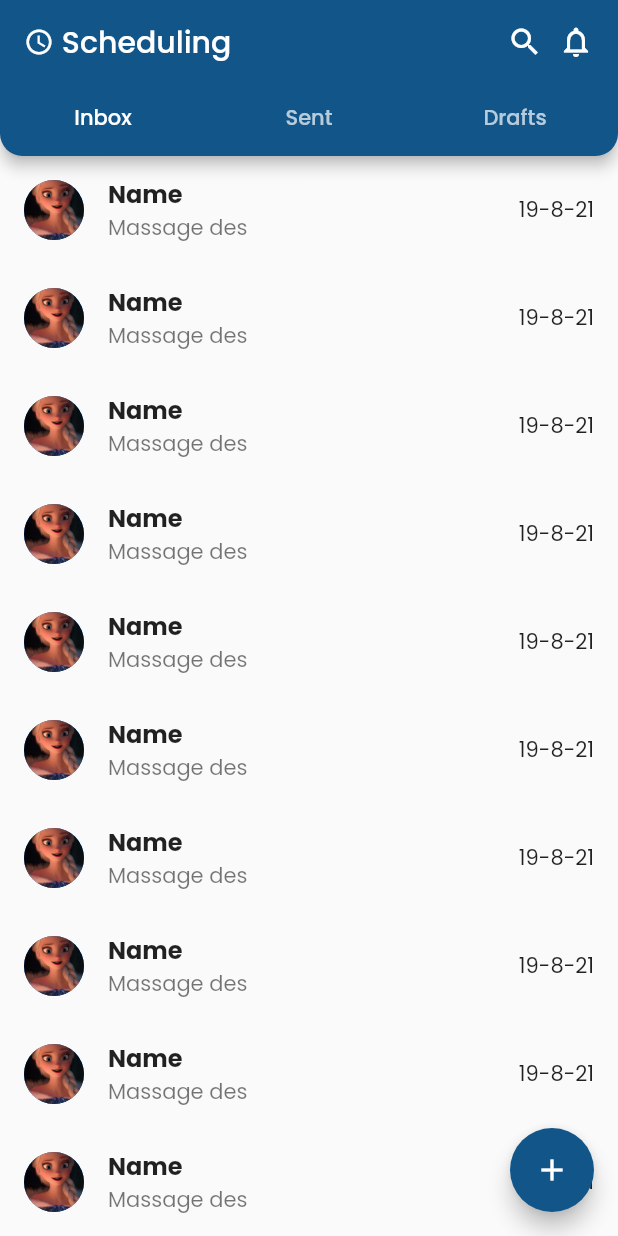
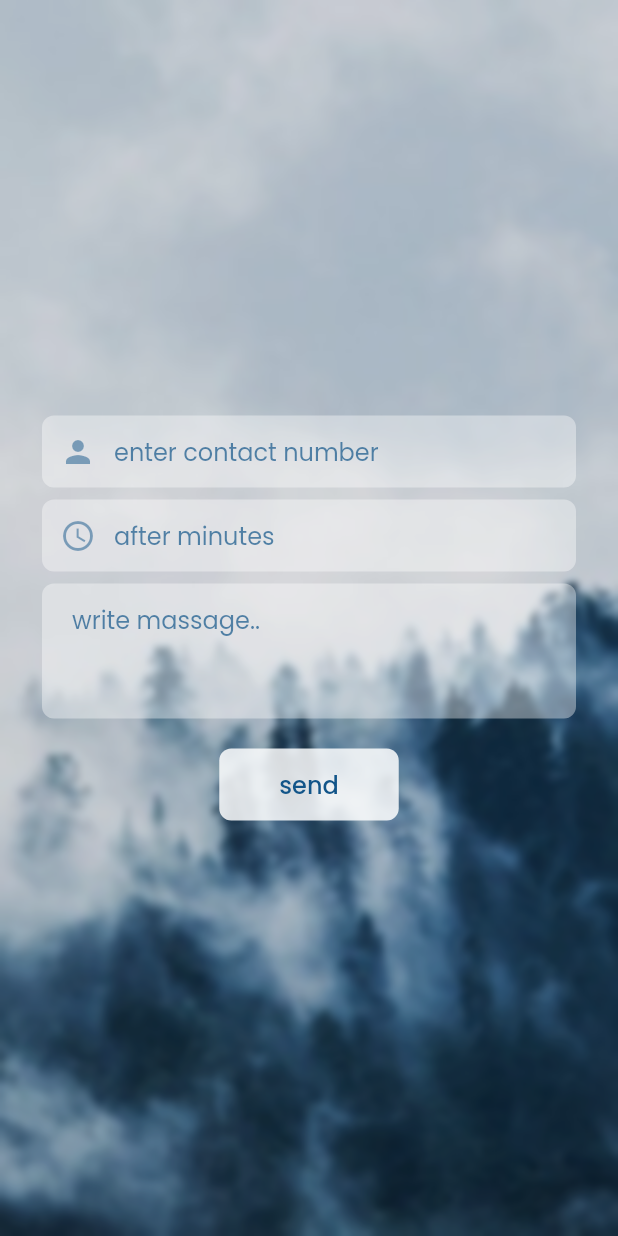
Before and after one commit to soton371/automate_sms, a Flutter app: the screen it shows after launch, on a phone screen of 412 x 824 dp. Run offline on Flutter 3.47's test engine with Material 2 defaults, Android fonts, the phone set to English and light mode, and no system bars; our stand-ins replace lottie, sliding_sheet; missing offline and left inert: telephony.

Commit message:
one and smspage added. previous pages modified

```diff
--- a/lib/homepage.dart
+++ b/lib/homepage.dart
@@ -1,5 +1,4 @@
 import 'dart:async';
-
 import 'package:sliding_sheet/sliding_sheet.dart';
 import 'package:flutter/material.dart';
 import 'package:telephony/telephony.dart';
--- a/lib/main.dart
+++ b/lib/main.dart
@@ -10,6 +10,7 @@ class MyApp extends StatelessWidget {
   @override
   Widget build(BuildContext context) {
     return MaterialApp(
+      debugShowCheckedModeBanner: false,
       title: 'Flutter Demo',
       theme: ThemeData(
         // This is the theme of your application.
--- /dev/null
+++ b/lib/smspage.dart
@@ -0,0 +1,172 @@
+import 'dart:async';
+import 'dart:ui';
+import 'package:telephony/telephony.dart';
+import 'package:flutter/material.dart';
+
+class SmsPage extends StatefulWidget {
+  @override
+  _SmsPageState createState() => _SmsPageState();
+}
+
+class _SmsPageState extends State<SmsPage> {
+
+  final Telephony _telephony = Telephony.instance;
+  final _formkey = GlobalKey<FormState>();
+  final TextEditingController _phoneController = TextEditingController();
+  final TextEditingController _msgController = TextEditingController();
+  final TextEditingController _schdulingController = TextEditingController();
+
+  smsSend() async {
+    _telephony.sendSms(to: _phoneController.text, message: _msgController.text);
+  }
+
+  @override
+  Widget build(BuildContext context) {
+    return Scaffold(
+      body: SafeArea(
+          child: Stack(
+            children: [
+              Positioned(
+                  top: 0,
+                  bottom: 0,
+                  right: 0,
+                  left: 0,
+                  child: Container(
+                      decoration: BoxDecoration(
+                          image: DecorationImage(image: AssetImage('images/one.jpg'), fit: BoxFit.cover)
+                      ),
+                    child: BackdropFilter(
+                      filter: ImageFilter.blur(sigmaY: 2.5, sigmaX: 2.5),
+                      child: Container(
+                        color: Colors.black12
+                      ),
+                    )
+                  )
+              ),
+              Positioned(
+                top: 0,
+                  bottom: 0,
+                  right: 0,
+                  left: 0,
+                  child: Center(
+                    child: Padding(
+                      padding: const EdgeInsets.all(28.0),
+                      child: Form(
+                          key: _formkey,
+                          child: Column(
+                            mainAxisAlignment: MainAxisAlignment.center,
+                            children: [
+                              Container(
+                                decoration: BoxDecoration(
+                                    color: Colors.white38,
+                                    borderRadius: BorderRadius.circular(8)
+                                ),
+                                child: TextFormField(
+                                  cursorColor: Color(0xFF125589),
+                                  controller: _phoneController,
+                                  keyboardType: TextInputType.phone,
+                                  validator: (value) {
+                                    if(value == null || value.isEmpty){
+                                      return "value is empty";
+                                    }
+                                    return null;
+                                  },
+                                  style: TextStyle(
+                                      color: Color(0xFF125589)
+                                  ),
+                                  decoration: InputDecoration(
+                                      hintStyle: TextStyle(
+                                          color: Color(0xFF125589).withOpacity(.7)
+                                      ),
+                                      hintText: "enter contact number",
+                                      prefixIcon: Icon(Icons.person, color: Color(0xFF125589).withOpacity(.5),),
+                                      border: InputBorder.none
+                                  ),
+                                ),
+                              ),
+                              SizedBox(height: 8,),
+                              Container(
+                                decoration: BoxDecoration(
+                                    color: Colors.white38,
+                                    borderRadius: BorderRadius.circular(8)
+                                ),
+                                child: TextFormField(
+                                  cursorColor: Color(0xFF125589),
+                                  controller: _schdulingController,
+                                  keyboardType: TextInputType.number,
+                                  validator: (value) {
+                                    if(value == null || value.isEmpty){
+                                      return "value is empty";
+                                    }
+                                    return null;
+                                  },
+                                  style: TextStyle(
+                                      color: Color(0xFF125589)
+                                  ),
+                                  decoration: InputDecoration(
+                                      hintStyle: TextStyle(
+                                          color: Color(0xFF125589).withOpacity(.7)
+                                      ),
+                                      hintText: "after minutes",
+                                      prefixIcon: Icon(Icons.schedule, color: Color(0xFF125589).withOpacity(.5),),
+                                      border: InputBorder.none
+                                  ),
+                                ),
+                              ),
+                              SizedBox(height: 8,),
+                              Container(
+                                padding: EdgeInsets.symmetric(horizontal: 20),
+                                decoration: BoxDecoration(
+                                    color: Colors.white38,
+                                    borderRadius: BorderRadius.circular(8)
+                                ),
+                                child: TextFormField(
+                                  maxLines: 3,
+                                  cursorColor: Color(0xFF125589),
+                                  controller: _msgController,
+                                  validator: (value) {
+                                    if(value == null || value.isEmpty){
+                                      return "value is empty";
+                                    }
+                                    return null;
+                                  },
+                                  style: TextStyle(
+                                      color: Color(0xFF125589)
+                                  ),
+                                  decoration: InputDecoration(
+                                      border: InputBorder.none,
+                                      hintStyle: TextStyle(
+                                          color: Color(0xFF125589).withOpacity(.7)
+                                      ),
+                                      hintText: "write massage.."
+                                  ),
+                                ),
+                              ),
+                              SizedBox(height: 20,),
+                              FlatButton(
+                                  shape: RoundedRectangleBorder(
+                                      borderRadius: BorderRadius.circular(8)
+                                  ),
+                                padding: EdgeInsets.symmetric(horizontal: 40, vertical: 12),
+                                  color: Colors.white.withOpacity(.84),
+                                  onPressed: ()=>Timer(
+                                      Duration(minutes: int.parse(_schdulingController.text)), ()=>smsSend()),
+                                  child: Text("send",
+                                  style: TextStyle(
+                                    color: Color(0xFF125589),
+                                    fontSize: 16
+                                  ),
+                                  ),
+                              )
+                            ],
+                          )
+                      ),
+                    )
+                  )
+              )
+            ],
+          )
+      ),
+    );
+  }
+}
--- a/lib/splashscreen.dart
+++ b/lib/splashscreen.dart
@@ -1,6 +1,6 @@
 import 'dart:async';
+import 'package:automate_sms/smspage.dart';
 import 'package:lottie/lottie.dart';
-import 'package:automate_sms/homepage.dart';
 import 'package:flutter/material.dart';
 
 class SplashScreen extends StatefulWidget {
@@ -14,7 +14,7 @@ class _SplashScreenState extends State<SplashScreen> {
     // TODO: implement initState
     super.initState();
     Timer(
-        Duration(seconds: 6), ()=>Navigator.push(context, MaterialPageRoute(builder: (context)=>HomePage())));
+        Duration(seconds: 5), ()=>Navigator.push(context, MaterialPageRoute(builder: (context)=>SmsPage())));
   }
 
   Widget build(BuildContext context) {
@@ -60,7 +60,7 @@ class _SplashScreenState extends State<SplashScreen> {
             //end image section
             SizedBox(height: 10,),
             //start connect
-            Text("Connect - Massage - Share - Enjoy - Live",
+            Text("Connect - Massage - Share - Enjoy",
               style: TextStyle(
                   color: Colors.white
               ),
```
Also changed, not shown: images/one.jpg (added).
